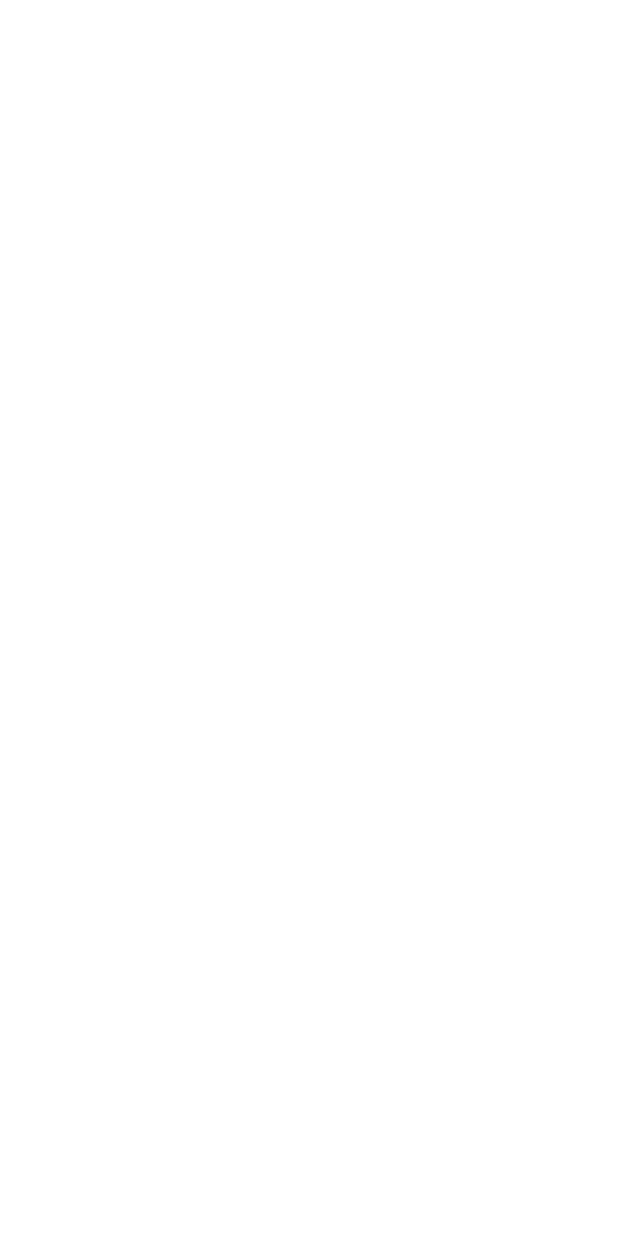
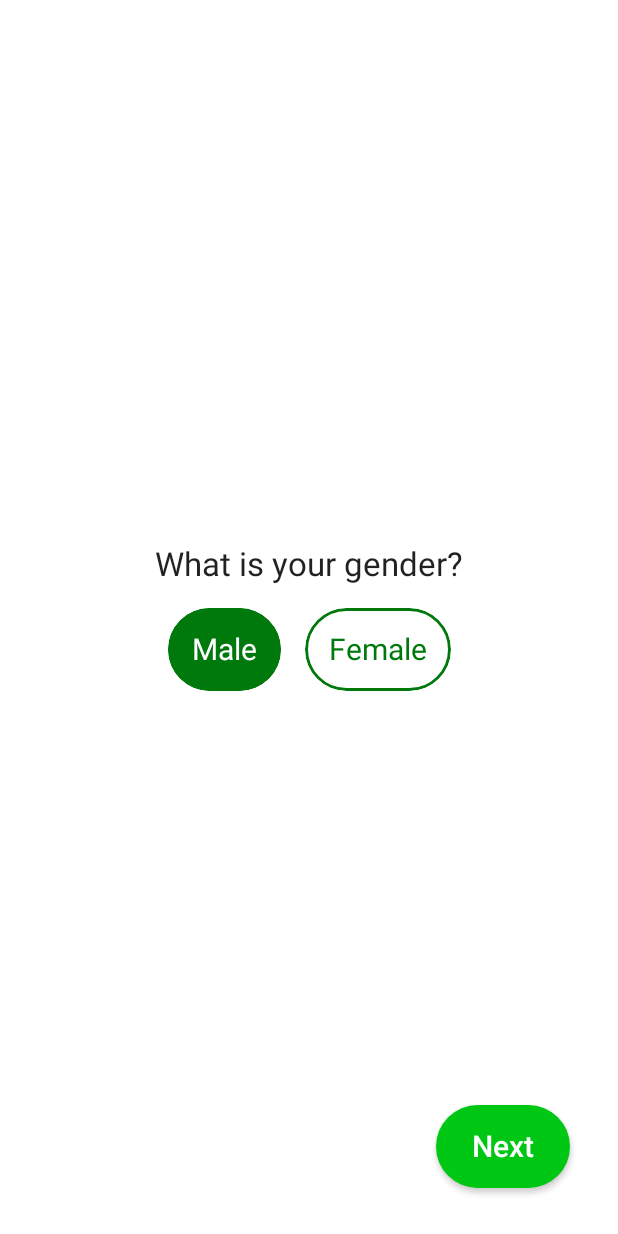
Before and after one commit to AAyar94/CaloryTracker, an Android app built with Jetpack Compose: the GenderScreen screen opened through its navigation route, on a phone screen of 412 x 824 dp. Before the commit the screen is empty. Run offline under Robolectric (Android 15) with nearby library versions, the light colour scheme and no system bars; our stand-ins replace Dagger/Hilt's generated code.

Commit message:
GenderScreen impl

```diff
--- a/app/src/main/java/com/aayar94/calorytracker/MainActivity.kt
+++ b/app/src/main/java/com/aayar94/calorytracker/MainActivity.kt
@@ -9,6 +9,7 @@ import androidx.navigation.compose.rememberNavController
 import com.aaayar94.core.navigation.Route
 import com.aayar94.calorytracker.navigation.navigate
 import com.aayar94.calorytracker.ui.theme.CaloryTrackerTheme
+import com.aayar94.onboard_presentation.gender.GenderScreen
 import com.aayar94.onboard_presentation.welcome.WelcomeScreen
 import dagger.hilt.android.AndroidEntryPoint
 
@@ -23,8 +24,11 @@ class MainActivity : ComponentActivity() {
                     composable(Route.WELCOME) {
                         WelcomeScreen(onNavigate = navController::navigate)
                     }
+                    composable(Route.AGE) {
+
+                    }
                     composable(Route.GENDER) {
-
+                        GenderScreen(onNavigate = navController::navigate)
                     }
                     composable(Route.HEIGHT) {
 
--- /dev/null
+++ b/onboarding/onboarding_presentation/src/main/java/com/aayar94/onboard_presentation/component/SelectableButton.kt
@@ -0,0 +1,54 @@
+package com.aayar94.onboard_presentation.component
+
+import androidx.compose.foundation.background
+import androidx.compose.foundation.border
+import androidx.compose.foundation.clickable
+import androidx.compose.foundation.layout.Box
+import androidx.compose.foundation.layout.padding
+import androidx.compose.foundation.shape.RoundedCornerShape
+import androidx.compose.material.MaterialTheme
+import androidx.compose.material.Text
+import androidx.compose.runtime.Composable
+import androidx.compose.ui.Alignment
+import androidx.compose.ui.Modifier
+import androidx.compose.ui.draw.clip
+import androidx.compose.ui.graphics.Color
+import androidx.compose.ui.text.TextStyle
+import androidx.compose.ui.unit.dp
+import com.aayar94.core_ui.LocalSpacing
+
+@Composable
+fun SelectableButton(
+    text: String,
+    isSelected: Boolean,
+    color: Color,
+    selectedTextColor: Color,
+    onClick: () -> Unit,
+    modifier: Modifier = Modifier,
+    textStyle: TextStyle = MaterialTheme.typography.button
+) {
+    Box(
+        contentAlignment = Alignment.Center,
+        modifier = modifier
+            .clip(RoundedCornerShape(100.dp))
+            .border(
+                width = 2.dp,
+                color = color,
+                shape = RoundedCornerShape(100.dp)
+            )
+            .background(
+                color = if (isSelected) color else Color.Transparent,
+                shape = RoundedCornerShape(100.dp)
+            )
+            .clickable {
+                onClick()
+            }
+            .padding(LocalSpacing.current.spaceMedium)
+    ) {
+        Text(
+            text = text,
+            style = textStyle,
+            color = if (isSelected) selectedTextColor else color,
+        )
+    }
+}
--- /dev/null
+++ b/onboarding/onboarding_presentation/src/main/java/com/aayar94/onboard_presentation/gender/GenderScreen.kt
@@ -0,0 +1,92 @@
+package com.aayar94.onboard_presentation.gender
+
+import androidx.compose.foundation.layout.Arrangement
+import androidx.compose.foundation.layout.Box
+import androidx.compose.foundation.layout.Column
+import androidx.compose.foundation.layout.Row
+import androidx.compose.foundation.layout.Spacer
+import androidx.compose.foundation.layout.fillMaxSize
+import androidx.compose.foundation.layout.height
+import androidx.compose.foundation.layout.padding
+import androidx.compose.foundation.layout.width
+import androidx.compose.material.MaterialTheme
+import androidx.compose.material.Text
+import androidx.compose.runtime.Composable
+import androidx.compose.runtime.LaunchedEffect
+import androidx.compose.ui.Alignment
+import androidx.compose.ui.Modifier
+import androidx.compose.ui.graphics.Color
+import androidx.compose.ui.res.stringResource
+import androidx.compose.ui.text.font.FontWeight
+import androidx.hilt.navigation.compose.hiltViewModel
+import com.aaayar94.core.domain.model.Gender
+import com.aaayar94.core.util.UiEvent
+import com.aayar94.core_ui.LocalSpacing
+import com.aayar94.onboard_presentation.component.ActionButton
+import com.aayar94.onboard_presentation.component.SelectableButton
+import com.plcoding.onboarding_presentation.gender.GenderViewModel
+
+@Composable
+fun GenderScreen(
+    onNavigate: (UiEvent.Navigate) -> Unit,
+    viewModel: GenderViewModel = hiltViewModel()
+) {
+    val spacing = LocalSpacing.current
+    LaunchedEffect(key1 = true) {
+        viewModel.uiEvent.collect { event ->
+            when (event) {
+                is UiEvent.Navigate -> onNavigate(event)
+                else -> Unit
+            }
+        }
+    }
+    Box(
+        modifier = Modifier
+            .fillMaxSize()
+            .padding(spacing.spaceLarge)
+    ) {
+        Column(
+            modifier = Modifier.fillMaxSize(),
+            verticalArrangement = Arrangement.Center,
+            horizontalAlignment = Alignment.CenterHorizontally
+        ) {
+            Text(
+                text = stringResource(id = com.aayar94.core.R.string.whats_your_gender),
+                style = MaterialTheme.typography.h3
+            )
+            Spacer(modifier = Modifier.height(spacing.spaceMedium))
+            Row {
+                SelectableButton(
+                    text = stringResource(id = com.aayar94.core.R.string.male),
+                    isSelected = viewModel.selectedGender is Gender.Male,
+                    color = MaterialTheme.colors.primaryVariant,
+                    selectedTextColor = Color.White,
+                    onClick = {
+                        viewModel.onGenderClick(Gender.Male)
+                    },
+                    textStyle = MaterialTheme.typography.button.copy(
+                        fontWeight = FontWeight.Normal
+                    )
+                )
+                Spacer(modifier = Modifier.width(spacing.spaceMedium))
+                SelectableButton(
+                    text = stringResource(id = com.aayar94.core.R.string.female),
+                    isSelected = viewModel.selectedGender is Gender.Female,
+                    color = MaterialTheme.colors.primaryVariant,
+                    selectedTextColor = Color.White,
+                    onClick = {
+                        viewModel.onGenderClick(Gender.Female)
+                    },
+                    textStyle = MaterialTheme.typography.button.copy(
+                        fontWeight = FontWeight.Normal
+                    )
+                )
+            }
+        }
+        ActionButton(
+            text = stringResource(id = com.aayar94.core.R.string.next),
+            onClick = viewModel::onNextClick,
+            modifier = Modifier.align(Alignment.BottomEnd)
+        )
+    }
+}
--- /dev/null
+++ b/onboarding/onboarding_presentation/src/main/java/com/aayar94/onboard_presentation/gender/GenderViewModel.kt
@@ -0,0 +1,39 @@
+package com.plcoding.onboarding_presentation.gender
+
+import androidx.compose.runtime.getValue
+import androidx.compose.runtime.mutableStateOf
+import androidx.compose.runtime.setValue
+import androidx.lifecycle.ViewModel
+import androidx.lifecycle.viewModelScope
+import com.aaayar94.core.domain.model.Gender
+import com.aaayar94.core.domain.preferences.Preferences
+import com.aaayar94.core.navigation.Route
+import com.aaayar94.core.util.UiEvent
+import dagger.hilt.android.lifecycle.HiltViewModel
+import kotlinx.coroutines.channels.Channel
+import kotlinx.coroutines.flow.receiveAsFlow
+import kotlinx.coroutines.launch
+import javax.inject.Inject
+
+@HiltViewModel
+class GenderViewModel @Inject constructor(
+    private val preferences: Preferences
+) : ViewModel() {
+
+    var selectedGender by mutableStateOf<Gender>(Gender.Male)
+        private set
+
+    private val _uiEvent = Channel<UiEvent>()
+    val uiEvent = _uiEvent.receiveAsFlow()
+
+    fun onGenderClick(gender: Gender) {
+        selectedGender = gender
+    }
+
+    fun onNextClick() {
+        viewModelScope.launch {
+            preferences.saveGender(selectedGender)
+            _uiEvent.send(UiEvent.Navigate(Route.AGE))
+        }
+    }
+}
--- a/onboarding/onboarding_presentation/src/main/java/com/aayar94/onboard_presentation/welcome/WelcomeScreen.kt
+++ b/onboarding/onboarding_presentation/src/main/java/com/aayar94/onboard_presentation/welcome/WelcomeScreen.kt
@@ -40,7 +40,7 @@ fun WelcomeScreen(
         Spacer(modifier = Modifier.height(spacing.spaceMedium))
         ActionButton(
             text = stringResource(id = com.aayar94.core.R.string.next),
-            onClick = { onNavigate(UiEvent.Navigate(Route.AGE)) },
+            onClick = { onNavigate(UiEvent.Navigate(Route.GENDER)) },
             modifier = Modifier.align(Alignment.CenterHorizontally)
         )
     }
```
Also changed, not shown: onboarding/onboarding_presentation/src/main/java/com/aayar94/onboard_presentation/component/UnitTextField.kt (added, +54 -0 lines).
